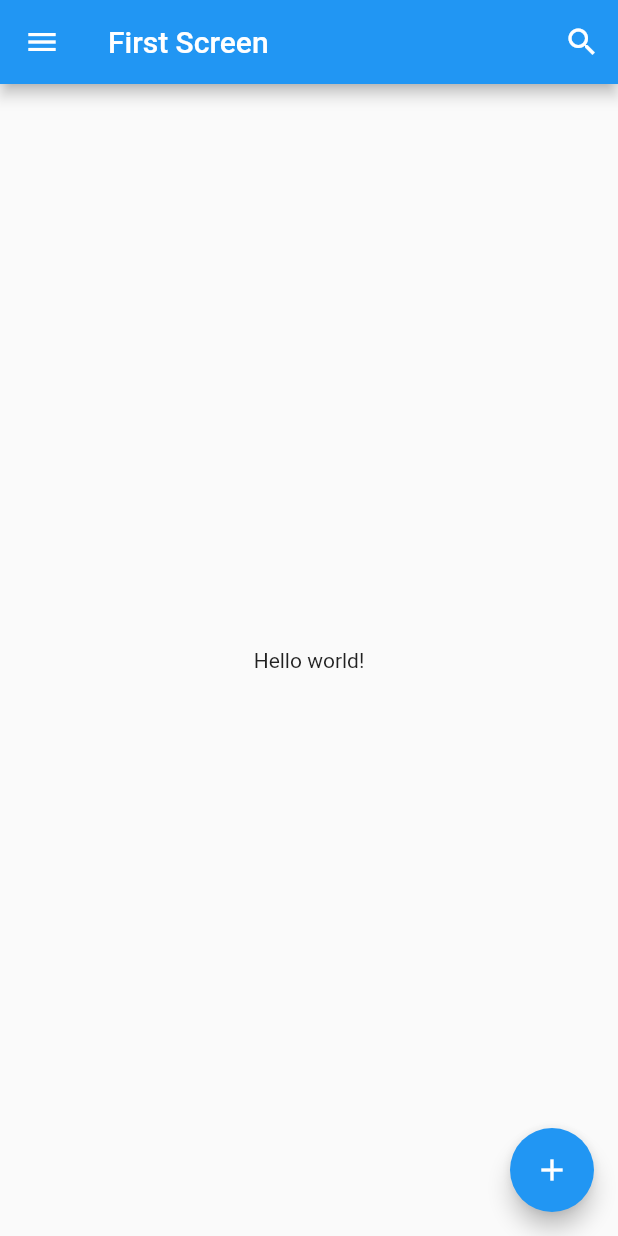
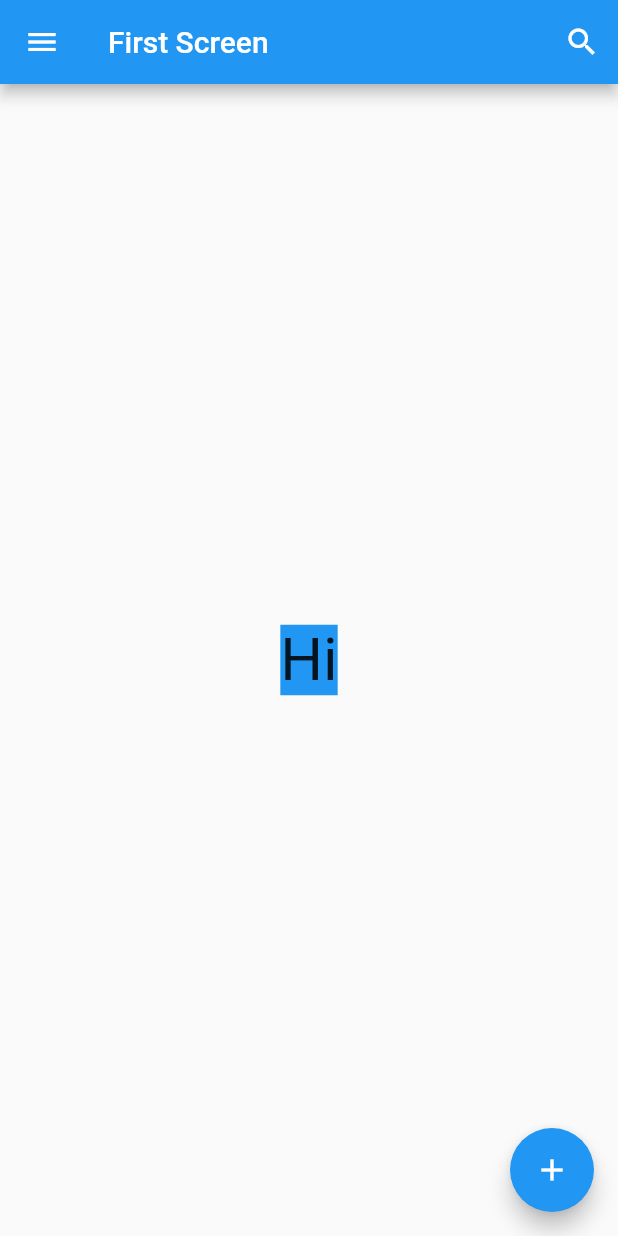
Before and after one commit to syofyanzuhad/Flutter-Dicoding-Learning, a Flutter app: the screen it shows after launch, on a phone screen of 412 x 824 dp. Run offline on Flutter 3.47's test engine with Material 2 defaults, Android fonts, the phone set to English and light mode, and no system bars.

Commit message:
learn: container

```diff
--- a/lib/main.dart
+++ b/lib/main.dart
@@ -39,7 +39,12 @@ class FirstScreen extends StatelessWidget {
         ],
       ),
       body: Center(
-        child: Text('Hello world!'),
+        // child: Text('Hello world!'),
+        child: Container(
+          child: Text('Hi', style: TextStyle(fontSize: 40),),
+          color: Colors.blue,
+          margin: EdgeInsets.all(10),
+        )
       ),
       floatingActionButton: FloatingActionButton(
         onPressed: () {  },
```
